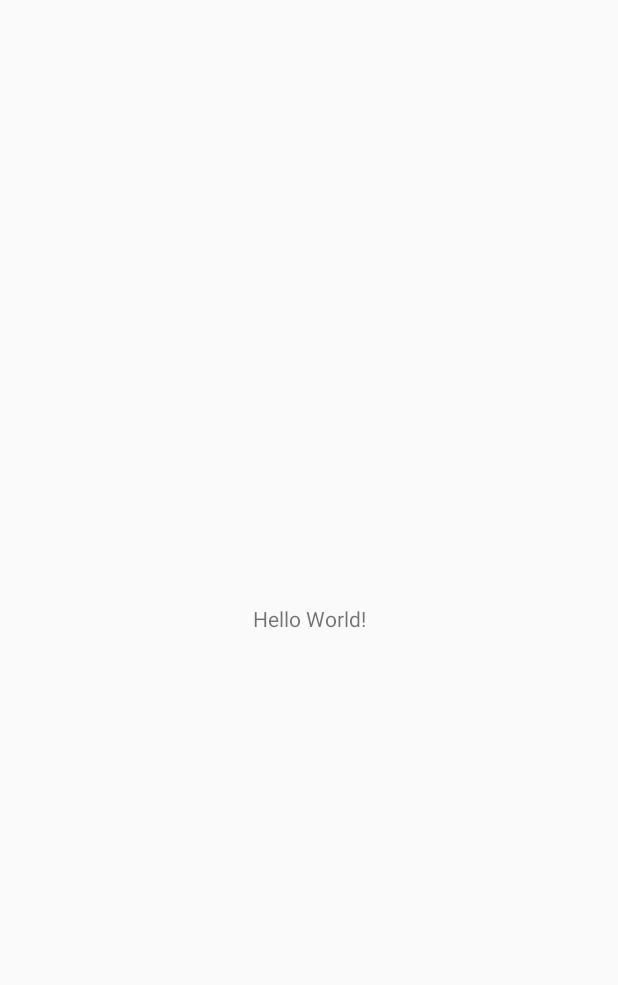
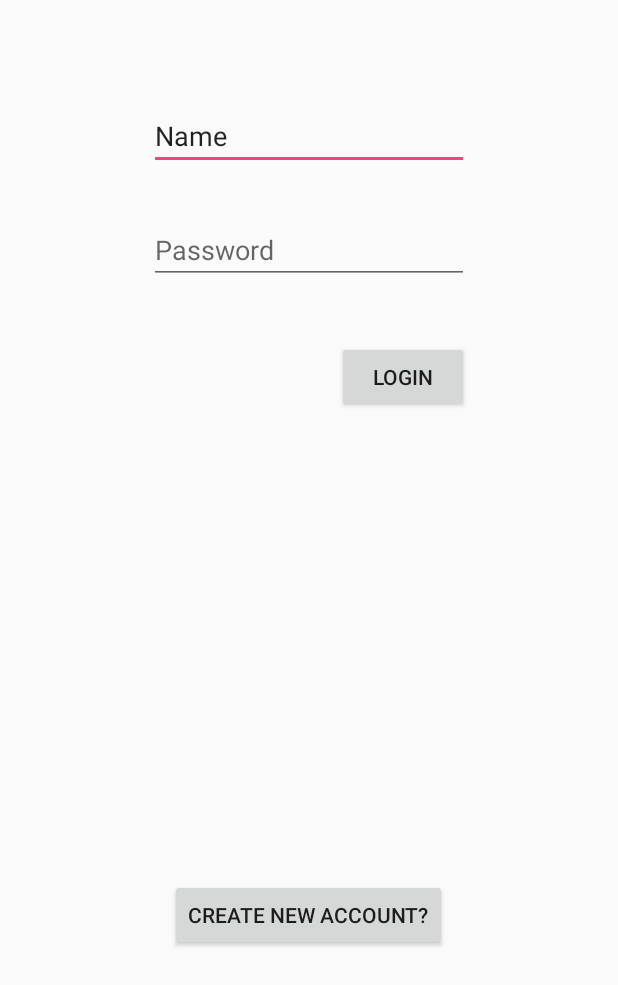
Before and after one commit to lovish741/GossipBox, an Android app: the screen it shows after launch (MainActivity before the commit, Login_Page after it), on a phone screen of 412 x 824 dp. Before the commit the part shown is almost empty. Shown: the top 985 px of the screen. Run offline under Robolectric (Android 15) with nearby library versions, the phone set to English and light mode, and no system bars; our stand-ins replace Firebase (no records; nobody signed in at launch, a user with empty details on screens opened directly).

Commit message:
Login Page and registration page

```diff
--- a/app/build.gradle
+++ b/app/build.gradle
@@ -19,6 +19,7 @@ android {
 
 dependencies {
     implementation fileTree(dir: 'libs', include: ['*.jar'])
+    //noinspection GradleCompatible
     implementation 'com.android.support:appcompat-v7:28.0.0-rc02'
     implementation 'com.android.support.constraint:constraint-layout:1.1.3'
     implementation 'com.google.firebase:firebase-auth:11.6.0'
--- a/app/src/main/AndroidManifest.xml
+++ b/app/src/main/AndroidManifest.xml
@@ -16,6 +16,8 @@
                 <category android:name="android.intent.category.LAUNCHER" />
             </intent-filter>
         </activity>
+        <activity android:name=".Login_Page" />
+        <activity android:name=".Reg_activity"></activity>
     </application>
 
 </manifest>
--- /dev/null
+++ b/app/src/main/java/com/lovish/areeba/gossipbox/Login_Page.java
@@ -0,0 +1,33 @@
+package com.lovish.areeba.gossipbox;
+
+import android.content.Intent;
+import android.support.v7.app.AppCompatActivity;
+import android.os.Bundle;
+import android.view.View;
+import android.widget.Button;
+
+public class Login_Page extends AppCompatActivity {
+
+    private Button reg_button;
+    @Override
+    protected void onCreate(Bundle savedInstanceState) {
+        super.onCreate(savedInstanceState);
+        setContentView(R.layout.activity_login__page);
+
+        reg_button_submit();
+    }
+
+    public void reg_button_submit()
+    {
+        reg_button= (Button) findViewById(R.id.login_reg_button);
+
+        reg_button.setOnClickListener(new View.OnClickListener() {
+            @Override
+            public void onClick(View v) {
+                Intent reg_intent= new Intent(Login_Page.this,Reg_activity.class);
+                startActivity(reg_intent);
+            }
+        });
+    }
+
+}
--- a/app/src/main/java/com/lovish/areeba/gossipbox/MainActivity.java
+++ b/app/src/main/java/com/lovish/areeba/gossipbox/MainActivity.java
@@ -1,13 +1,36 @@
 package com.lovish.areeba.gossipbox;
 
+import android.content.Intent;
 import android.support.v7.app.AppCompatActivity;
 import android.os.Bundle;
 
+import com.google.firebase.auth.FirebaseAuth;
+import com.google.firebase.auth.FirebaseUser;
+
 public class MainActivity extends AppCompatActivity {
+
+
+    private FirebaseAuth mAuth;
 
     @Override
     protected void onCreate(Bundle savedInstanceState) {
         super.onCreate(savedInstanceState);
         setContentView(R.layout.activity_main);
+        mAuth = FirebaseAuth.getInstance();
     }
+
+    @Override
+    public void onStart() {
+        super.onStart();
+        // Check if user is signed in (non-null) and update UI accordingly.
+        FirebaseUser currentUser = mAuth.getCurrentUser();
+
+        if(currentUser==null)
+        {
+            Intent login=new Intent(MainActivity.this,Login_Page.class );
+            startActivity(login);
+            finish();
+        }
+    }
+
 }
--- /dev/null
+++ b/app/src/main/res/layout/activity_login__page.xml
@@ -0,0 +1,49 @@
+<?xml version="1.0" encoding="utf-8"?>
+<RelativeLayout xmlns:android="http://schemas.android.com/apk/res/android"
+    xmlns:app="http://schemas.android.com/apk/res-auto"
+    xmlns:tools="http://schemas.android.com/tools"
+    android:layout_width="match_parent"
+    android:layout_height="match_parent"
+    tools:context=".Login_Page">
+
+    <Button
+        android:id="@+id/login_reg_button"
+        android:layout_width="wrap_content"
+        android:layout_height="wrap_content"
+        android:layout_alignParentBottom="true"
+        android:layout_centerHorizontal="true"
+        android:layout_marginBottom="190dp"
+        android:text="@string/create_new_account" />
+
+    <EditText
+        android:id="@+id/editText3"
+        android:layout_width="wrap_content"
+        android:layout_height="wrap_content"
+        android:layout_alignParentTop="true"
+        android:layout_centerHorizontal="true"
+        android:layout_marginTop="68dp"
+        android:ems="10"
+        android:inputType="textPersonName"
+        android:text="Name" />
+
+    <EditText
+        android:id="@+id/editText6"
+        android:layout_width="wrap_content"
+        android:layout_height="wrap_content"
+        android:layout_alignParentTop="true"
+        android:layout_centerHorizontal="true"
+        android:layout_marginTop="144dp"
+        android:ems="10"
+        android:hint="Password"
+        android:inputType="textPassword" />
+
+    <Button
+        android:id="@+id/button4"
+        android:layout_width="wrap_content"
+        android:layout_height="wrap_content"
+        android:layout_alignEnd="@+id/editText3"
+        android:layout_alignParentTop="true"
+        android:layout_marginTop="227dp"
+        android:text="Login" />
+
+</RelativeLayout>
--- a/app/src/main/res/layout/activity_main.xml
+++ b/app/src/main/res/layout/activity_main.xml
@@ -1,5 +1,5 @@
 <?xml version="1.0" encoding="utf-8"?>
-<android.support.constraint.ConstraintLayout xmlns:android="http://schemas.android.com/apk/res/android"
+<RelativeLayout xmlns:android="http://schemas.android.com/apk/res/android"
     xmlns:app="http://schemas.android.com/apk/res-auto"
     xmlns:tools="http://schemas.android.com/tools"
     android:layout_width="match_parent"
@@ -9,10 +9,14 @@
     <TextView
         android:layout_width="wrap_content"
         android:layout_height="wrap_content"
+        android:layout_alignParentTop="true"
+        android:layout_centerHorizontal="true"
+        android:layout_marginTop="190sp"
         android:text="Hello World!"
+        android:textSize="24sp"
         app:layout_constraintBottom_toBottomOf="parent"
         app:layout_constraintLeft_toLeftOf="parent"
         app:layout_constraintRight_toRightOf="parent"
         app:layout_constraintTop_toTopOf="parent" />
 
-</android.support.constraint.ConstraintLayout>
+</RelativeLayout>
--- a/app/src/main/res/values/strings.xml
+++ b/app/src/main/res/values/strings.xml
@@ -1,3 +1,5 @@
 <resources>
     <string name="app_name">GossipBox</string>
+    <string name="create_new_account">Create New Account?</string>
+    <string name="create">Create</string>
 </resources>
```
Also changed, not shown: app/src/main/java/com/lovish/areeba/gossipbox/Reg_activity.java (added, +13 -0 lines), app/src/main/res/layout/activity_reg_activity.xml (added, +54 -0 lines).
